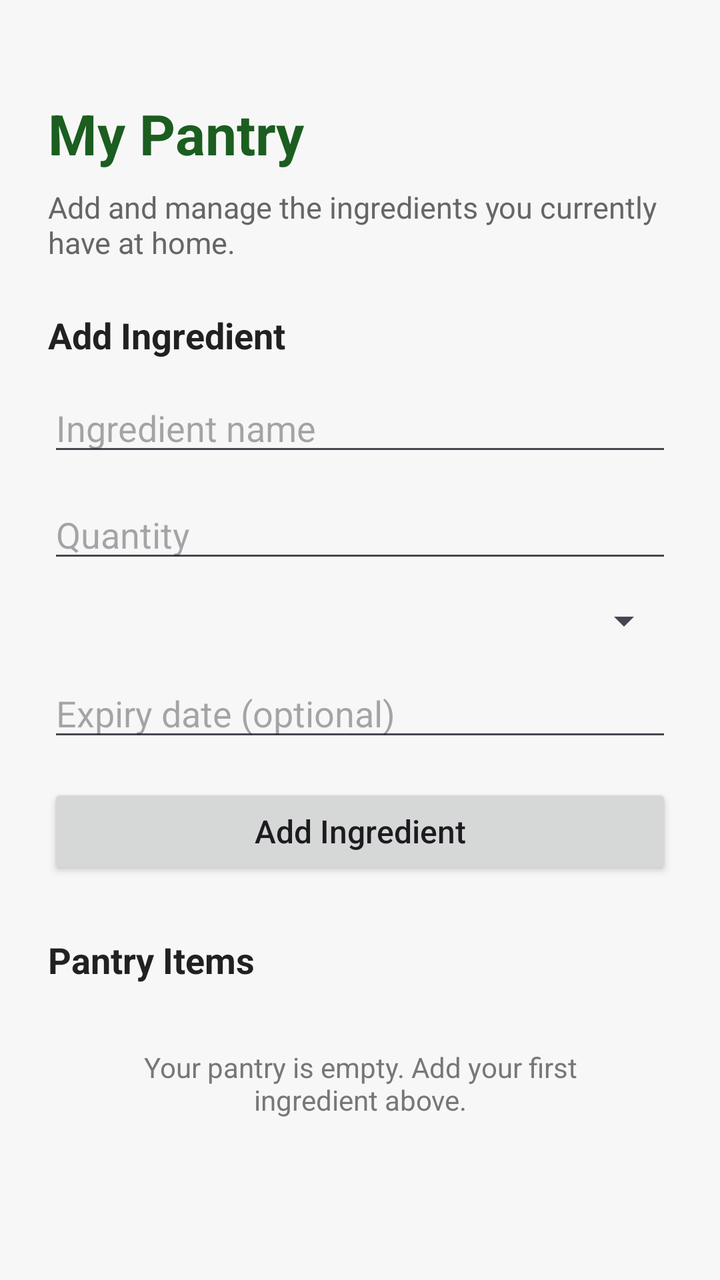
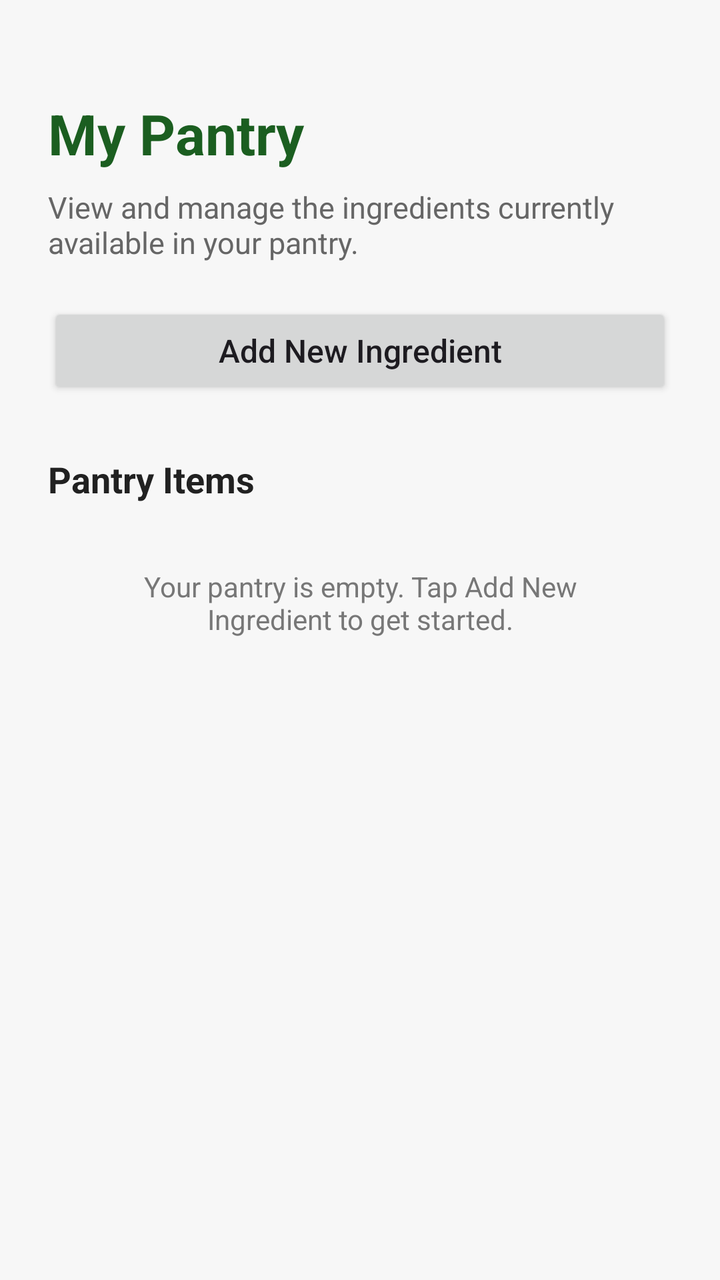

Compare the two renders of this Android layout. The source of the first and the diff that turns it into the second are given below.
<!-- AndroidManifest.xml: application theme Theme.SmartPantryManager -->
<!-- res/layout/activity_pantry.xml -->
<?xml version="1.0" encoding="utf-8"?>
<ScrollView xmlns:android="http://schemas.android.com/apk/res/android"
    android:id="@+id/pantryMain"
    android:layout_width="match_parent"
    android:layout_height="match_parent"
    android:fillViewport="true"
    android:background="#F7F7F7">

    <LinearLayout
        android:layout_width="match_parent"
        android:layout_height="wrap_content"
        android:orientation="vertical"
        android:padding="24dp">

        <TextView
            android:id="@+id/tvPantryTitle"
            android:layout_width="wrap_content"
            android:layout_height="wrap_content"
            android:text="My Pantry"
            android:textSize="28sp"
            android:textStyle="bold"
            android:textColor="#1B5E20"
            android:layout_marginTop="24dp" />

        <TextView
            android:layout_width="match_parent"
            android:layout_height="wrap_content"
            android:text="Add and manage the ingredients you currently have at home."
            android:textSize="15sp"
            android:textColor="#666666"
            android:layout_marginTop="8dp"
            android:layout_marginBottom="24dp" />

        <TextView
            android:layout_width="wrap_content"
            android:layout_height="wrap_content"
            android:text="Add Ingredient"
            android:textSize="18sp"
            android:textStyle="bold"
            android:textColor="#212121"
            android:layout_marginBottom="12dp" />

        <EditText
            android:id="@+id/etIngredientName"
            android:layout_width="match_parent"
            android:layout_height="wrap_content"
            android:hint="Ingredient name"
            android:inputType="textCapWords"
            android:layout_marginBottom="12dp" />

        <EditText
            android:id="@+id/etQuantity"
            android:layout_width="match_parent"
            android:layout_height="wrap_content"
            android:hint="Quantity"
            android:inputType="numberDecimal"
            android:layout_marginBottom="12dp" />

        <Spinner
            android:id="@+id/spUnit"
            android:layout_width="match_parent"
            android:layout_height="wrap_content"
            android:layout_marginBottom="12dp" />

        <EditText
            android:id="@+id/etExpiryDate"
            android:layout_width="match_parent"
            android:layout_height="wrap_content"
            android:hint="Expiry date (optional)"
            android:focusable="false"
            android:clickable="true"
            android:layout_marginBottom="16dp" />

        <Button
            android:id="@+id/btnAddIngredient"
            android:layout_width="match_parent"
            android:layout_height="wrap_content"
            android:text="Add Ingredient"
            android:textAllCaps="false"
            android:textSize="16sp"
            android:layout_marginBottom="28dp" />

        <TextView
            android:layout_width="wrap_content"
            android:layout_height="wrap_content"
            android:text="Pantry Items"
            android:textSize="18sp"
            android:textStyle="bold"
            android:textColor="#212121"
            android:layout_marginBottom="12dp" />

        <TextView
            android:id="@+id/tvEmptyPantry"
            android:layout_width="match_parent"
            android:layout_height="wrap_content"
            android:text="Your pantry is empty. Add your first ingredient above."
            android:textSize="14sp"
            android:textColor="#777777"
            android:gravity="center"
            android:padding="20dp" />

        <androidx.recyclerview.widget.RecyclerView
            android:id="@+id/recyclerPantry"
            android:layout_width="match_parent"
            android:layout_height="wrap_content"
            android:nestedScrollingEnabled="false"
            android:visibility="gone" />
    </LinearLayout>

</ScrollView>
<!-- resources referenced by this layout -->
<resources>
  <style name="Theme.SmartPantryManager" parent="Base.Theme.SmartPantryManager" />
  <style name="Base.Theme.SmartPantryManager" parent="Theme.Material3.DayNight.NoActionBar">
          
          
      </style>
</resources>

<!-- the commit's change to res/layout/activity_pantry.xml (unified diff, before → after) -->
@@ -25,57 +25,17 @@
         <TextView
             android:layout_width="match_parent"
             android:layout_height="wrap_content"
-            android:text="Add and manage the ingredients you currently have at home."
+            android:text="View and manage the ingredients currently available in your pantry."
             android:textSize="15sp"
             android:textColor="#666666"
             android:layout_marginTop="8dp"
-            android:layout_marginBottom="24dp" />
-
-        <TextView
-            android:layout_width="wrap_content"
-            android:layout_height="wrap_content"
-            android:text="Add Ingredient"
-            android:textSize="18sp"
-            android:textStyle="bold"
-            android:textColor="#212121"
-            android:layout_marginBottom="12dp" />
-
-        <EditText
-            android:id="@+id/etIngredientName"
-            android:layout_width="match_parent"
-            android:layout_height="wrap_content"
-            android:hint="Ingredient name"
-            android:inputType="textCapWords"
-            android:layout_marginBottom="12dp" />
-
-        <EditText
-            android:id="@+id/etQuantity"
-            android:layout_width="match_parent"
-            android:layout_height="wrap_content"
-            android:hint="Quantity"
-            android:inputType="numberDecimal"
-            android:layout_marginBottom="12dp" />
-
-        <Spinner
-            android:id="@+id/spUnit"
-            android:layout_width="match_parent"
-            android:layout_height="wrap_content"
-            android:layout_marginBottom="12dp" />
-
-        <EditText
-            android:id="@+id/etExpiryDate"
-            android:layout_width="match_parent"
-            android:layout_height="wrap_content"
-            android:hint="Expiry date (optional)"
-            android:focusable="false"
-            android:clickable="true"
-            android:layout_marginBottom="16dp" />
+            android:layout_marginBottom="20dp" />
 
         <Button
             android:id="@+id/btnAddIngredient"
             android:layout_width="match_parent"
             android:layout_height="wrap_content"
-            android:text="Add Ingredient"
+            android:text="Add New Ingredient"
             android:textAllCaps="false"
             android:textSize="16sp"
             android:layout_marginBottom="28dp" />
@@ -93,7 +53,7 @@
             android:id="@+id/tvEmptyPantry"
             android:layout_width="match_parent"
             android:layout_height="wrap_content"
-            android:text="Your pantry is empty. Add your first ingredient above."
+            android:text="Your pantry is empty. Tap Add New Ingredient to get started."
             android:textSize="14sp"
             android:textColor="#777777"
             android:gravity="center"
@@ -105,6 +65,7 @@
             android:layout_height="wrap_content"
             android:nestedScrollingEnabled="false"
             android:visibility="gone" />
+
     </LinearLayout>
 
 </ScrollView>
